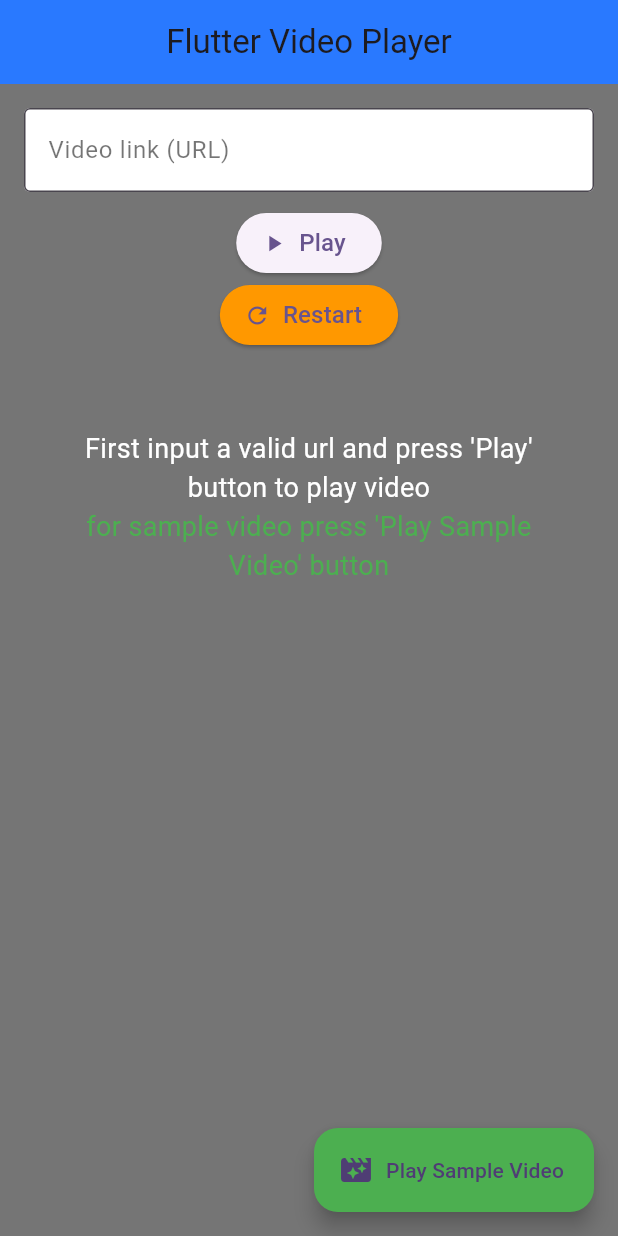
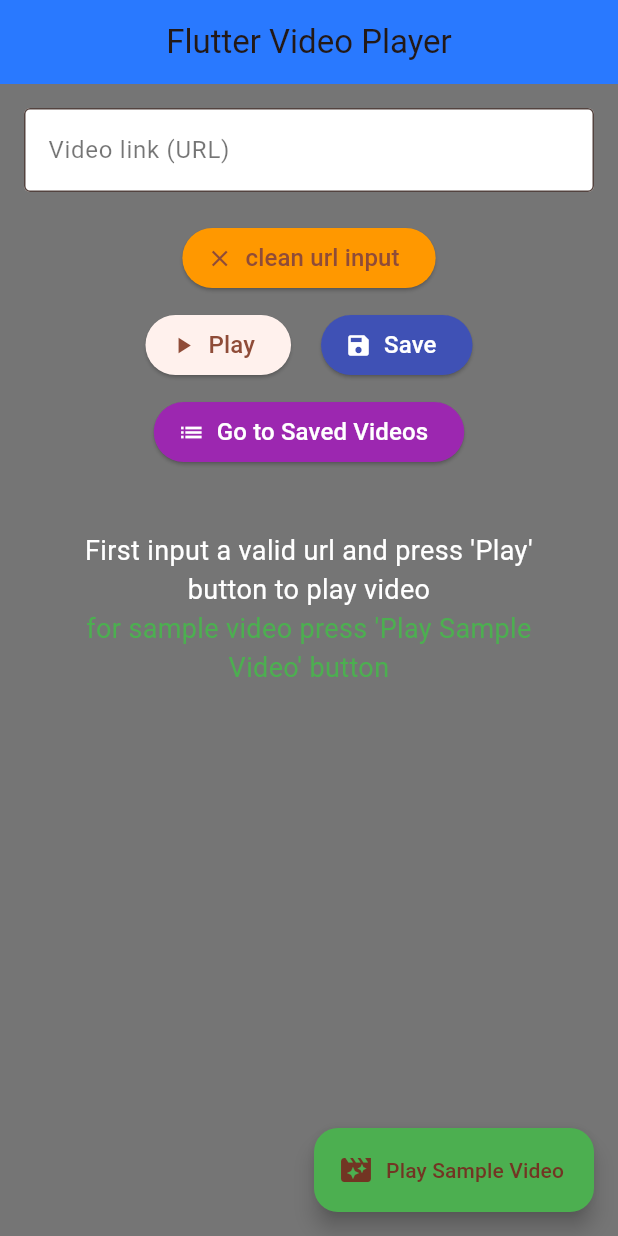
Before and after one commit to jakir-hossain123/videos, a Flutter app: the screen it shows after launch, after a tap on "Play", on a phone screen of 412 x 824 dp. Run offline on Flutter 3.47's test engine with Material 3 defaults, Android fonts, the phone set to English and light mode, and no system bars; our stand-ins replace flick_video_player, flutter_cache_manager, shared_preferences, video_player.

Commit message:
video caching feacher(flutter_cash_manager)

```diff
--- a/lib/main.dart
+++ b/lib/main.dart
@@ -12,7 +12,7 @@ class MyApp extends StatelessWidget {
   Widget build(BuildContext context) {
     return MaterialApp(
       theme: ThemeData(
-        colorScheme: .fromSeed(seedColor: Colors.deepPurple),
+        colorScheme: .fromSeed(seedColor: Colors.deepOrange),
       ),
       home: VideoPlayerPage(),
     );
--- a/lib/pages/video_player_page.dart
+++ b/lib/pages/video_player_page.dart
@@ -1,6 +1,10 @@
 import 'package:flick_video_player/flick_video_player.dart';
 import 'package:flutter/material.dart';
+import 'package:flutter_cache_manager/flutter_cache_manager.dart';
 import 'package:video_player/video_player.dart';
+import 'package:videos/pages/saved_video_page.dart';
+import 'package:videos/pages/video_storage.dart';
+import 'dart:io';
 
 class VideoPlayerPage extends StatefulWidget {
   const VideoPlayerPage({super.key});
@@ -12,17 +16,21 @@ class VideoPlayerPage extends StatefulWidget {
 class _VideoPlayerPageState extends State<VideoPlayerPage> {
   FlickManager? _flickManager;
 
+
+
   final TextEditingController _urlController = TextEditingController();
 
   final String _sampleVideoUrl =
-      "https://flutter.github.io/assets-for-api-docs/assets/videos/butterfly.mp4";
+      "http://commondatastorage.googleapis.com/gtv-videos-bucket/sample/TearsOfSteel.mp4";
+
+  final VideoStorage _storage = VideoStorage();
 
   @override
   void initState() {
     super.initState();
   }
 
-  void _loadVideoFromUrl(String url) {
+  void _loadVideoFromUrl(String url) async {
     final trimmedUrl = url.trim();
 
     if (trimmedUrl.isEmpty) {
@@ -36,15 +44,45 @@ class _VideoPlayerPageState extends State<VideoPlayerPage> {
     _flickManager?.dispose();
 
     setState(() {
+      _flickManager = null;
+    });
+
+
+    File? videoFile;
+
+    try {
+      final fileInfo = await DefaultCacheManager().getFileFromCache(trimmedUrl);
+
+      if (fileInfo != null) {
+        videoFile = fileInfo.file;
+        print('Video loaded from cache: ${videoFile.path}');
+      } else {
+        final file = await DefaultCacheManager().getSingleFile(trimmedUrl);
+        videoFile = file;
+        print('Video downloaded and saved to cache: ${videoFile.path}');
+      }
+    } catch (e) {
+      print('Error during caching/downloading: $e');
       _flickManager = FlickManager(
         videoPlayerController: VideoPlayerController.networkUrl(Uri.parse(trimmedUrl)),
       );
-    });
+      setState(() {});
+      return;
+    }
+
+    if (videoFile != null) {
+      setState(() {
+        _flickManager = FlickManager(
+          videoPlayerController: VideoPlayerController.file(videoFile!),
+        );
+      });
+    }
   }
 
   void _playSampleVideo() {
     _loadVideoFromUrl(_sampleVideoUrl);
   }
+
 
   void _resetPlayer() {
     _flickManager?.dispose();
@@ -52,6 +90,38 @@ class _VideoPlayerPageState extends State<VideoPlayerPage> {
     setState(() {
       _flickManager = null;
     });
+  }
+
+
+  void _saveVideoUrl() async {
+    final urlToSave = _urlController.text.trim();
+    if (urlToSave.isEmpty) {
+      ScaffoldMessenger.of(context).showSnackBar(
+        const SnackBar(content: Text('Please enter a valid video URL to save.')),
+      );
+      return;
+    }
+
+    await _storage.saveVideo(urlToSave);
+
+
+    ScaffoldMessenger.of(context).showSnackBar(
+      const SnackBar(content: Text('Video link saved successfully!')),
+    );
+  }
+
+
+
+  void _navigateToSavedVideos() async {
+    final resultUrl = await Navigator.push(
+      context,
+      MaterialPageRoute(builder: (context) => const SavedVideosPage()),
+    );
+
+    if (resultUrl != null && resultUrl is String) {
+      _urlController.text = resultUrl;
+      _loadVideoFromUrl(resultUrl);
+    }
   }
 
   @override
@@ -95,6 +165,19 @@ class _VideoPlayerPageState extends State<VideoPlayerPage> {
               style: const TextStyle(color: Colors.black),
               keyboardType: TextInputType.url,
             ),
+            const SizedBox(height: 20),
+            ElevatedButton.icon(
+              onPressed: _resetPlayer,
+              icon: const Icon(Icons.close),
+              label: const Text(
+                'clean url input',
+                style: TextStyle(fontSize: 16),
+              ),
+              style: ElevatedButton.styleFrom(
+                backgroundColor: Colors.orange,
+              ),
+            ),
+
             const SizedBox(height: 10),
 
             Row( mainAxisAlignment: MainAxisAlignment.center ,
@@ -109,24 +192,36 @@ class _VideoPlayerPageState extends State<VideoPlayerPage> {
                     style: TextStyle(fontSize: 16),
                   ),
                 ),
+                const SizedBox(width: 20),
+
+                // save button
+                ElevatedButton.icon(
+                  onPressed: _saveVideoUrl,
+                  icon: const Icon(Icons.save,color: Colors.white,),
+                  label: const Text(
+                    'Save',
+                    style: TextStyle(fontSize: 16,color: Colors.white),
+                  ),
+                  style: ElevatedButton.styleFrom(
+                    backgroundColor: Colors.indigo,
+                  ),
+                ),
 
               ],
             ),
-            const SizedBox(width: 10),
+            const SizedBox(height: 10),
             ElevatedButton.icon(
-              onPressed: _resetPlayer, // ধাপ ১ এর ফাংশনটি কল করা হলো
-              icon: const Icon(Icons.refresh),
+              onPressed: _navigateToSavedVideos,
+              icon: const Icon(Icons.list,color: Colors.white,),
               label: const Text(
-                'Restart',
-                style: TextStyle(fontSize: 16),
+                'Go to Saved Videos',
+                style: TextStyle(fontSize: 16,color: Colors.white),
               ),
               style: ElevatedButton.styleFrom(
-                backgroundColor: Colors.orange, // আলাদা রঙ
+                backgroundColor: Colors.purple,
               ),
             ),
-
-
-            const SizedBox(height: 20),
+            const SizedBox(height: 10),
 
 
             if (_flickManager != null)
--- a/lib/pages/video_storage.dart
+++ b/lib/pages/video_storage.dart
@@ -0,0 +1,38 @@
+// video_storage.dart
+import 'package:shared_preferences/shared_preferences.dart';
+
+class VideoStorage {
+
+  static const String _videoListKey = 'savedVideoUrls';
+
+  // load saved url
+  Future<List<String>> loadVideos() async {
+    final prefs = await SharedPreferences.getInstance();
+    // String List from SharedPreferences
+    return prefs.getStringList(_videoListKey) ?? [];
+  }
+
+  // save new url
+  Future<void> saveVideo(String url) async {
+    if (url.trim().isEmpty) return; // dont save empty url
+
+    final prefs = await SharedPreferences.getInstance();
+    List<String> currentVideos = prefs.getStringList(_videoListKey) ?? [];
+
+    // avoid duplicate save
+    if (!currentVideos.contains(url)) {
+      currentVideos.add(url.trim());
+      await prefs.setStringList(_videoListKey, currentVideos);
+    }
+  }
+
+  // delete url
+  Future<void> deleteVideo(String url) async {
+    final prefs = await SharedPreferences.getInstance();
+    List<String> currentVideos = prefs.getStringList(_videoListKey) ?? [];
+
+    // remove url from list
+    currentVideos.remove(url);
+    await prefs.setStringList(_videoListKey, currentVideos);
+  }
+}
--- a/pubspec.yaml
+++ b/pubspec.yaml
@@ -36,6 +36,9 @@ dependencies:
   cupertino_icons: ^1.0.8
   video_player: ^2.10.1
   flick_video_player: ^0.9.0
+  shared_preferences: ^2.5.4
+  flutter_cache_manager: ^3.4.1
+
 
 dev_dependencies:
   flutter_test:
```
Also changed, not shown: lib/pages/saved_video_page.dart (+88 -0 lines), pubspec.lock, 1 other file.
